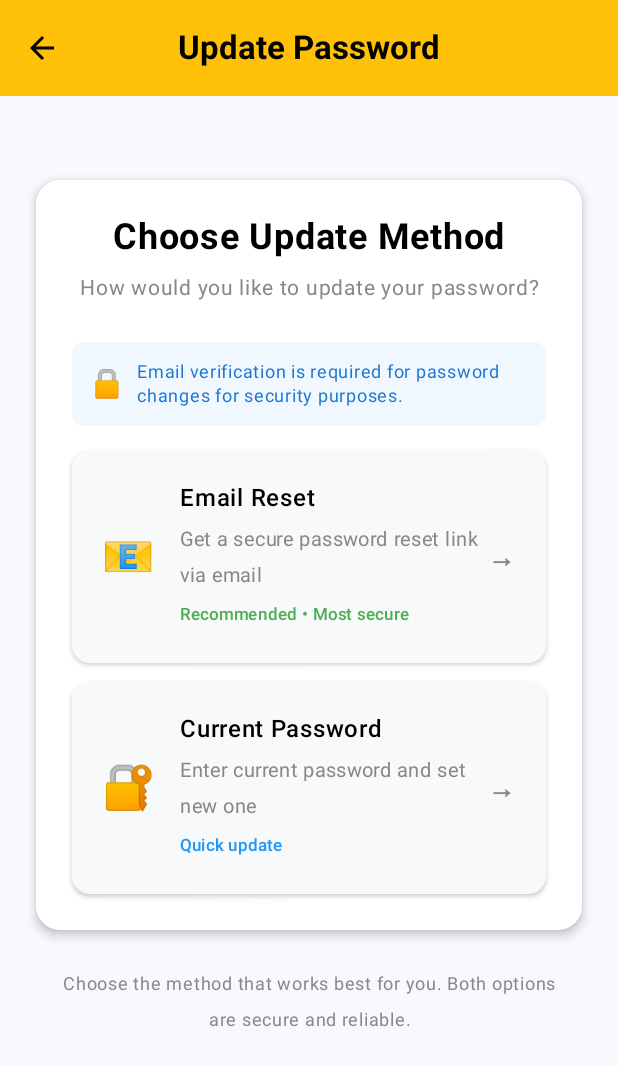
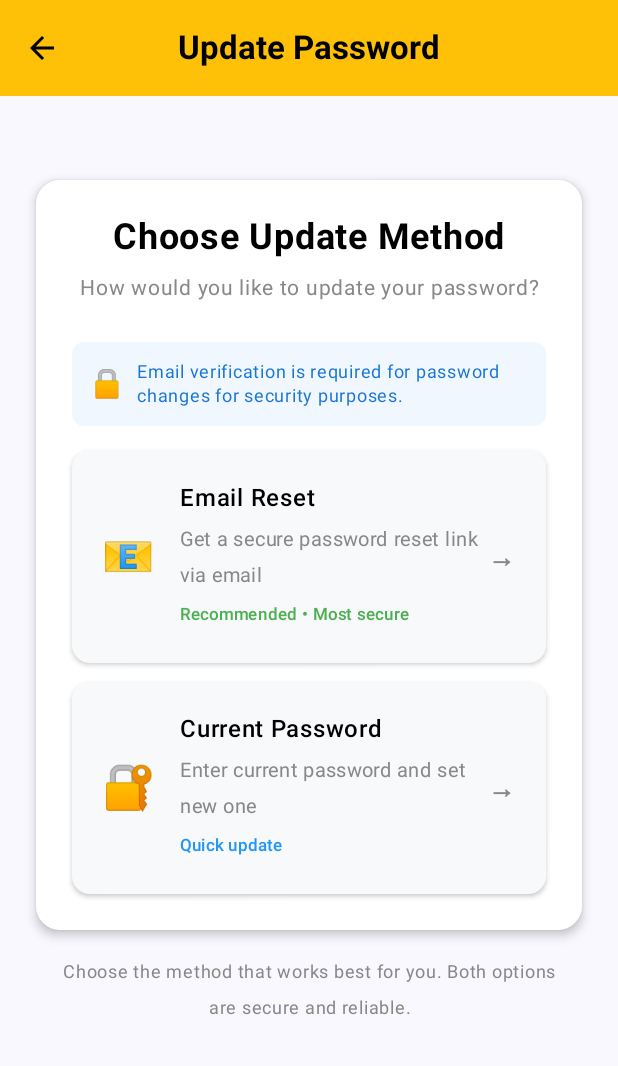
Before and after one commit to ss3-3/MAD_DCS2S1, an Android app built with Jetpack Compose: the PasswordUpdateScreen screen opened through its navigation route, on a phone screen of 412 x 824 dp. Shown: the top 1066 px of the screen. Run offline under Robolectric (Android 15) with nearby library versions, the phone set to English and light mode, and no system bars; our stand-ins replace Firebase (no records; nobody signed in at launch, a user with empty details on screens opened directly), Room's generated code.

Commit message:
passwordupdate

```diff
--- a/app/src/main/java/com/example/taiwanesehouse/user_profile/PasswordUpdateScreen.kt
+++ b/app/src/main/java/com/example/taiwanesehouse/user_profile/PasswordUpdateScreen.kt
@@ -3,6 +3,7 @@ package com.example.taiwanesehouse.user_profile
 import androidx.compose.foundation.Image
 import androidx.compose.foundation.clickable
 import androidx.compose.foundation.layout.*
+import androidx.compose.foundation.lazy.LazyColumn
 import androidx.compose.foundation.shape.RoundedCornerShape
 import androidx.compose.foundation.text.KeyboardOptions
 import androidx.compose.material.icons.Icons
@@ -317,15 +318,20 @@ fun PasswordUpdateScreen(navController: NavController) {
             }
         }
     ) { innerPadding ->
-        Column(
+        LazyColumn(
             modifier = Modifier
                 .fillMaxSize()
                 .padding(innerPadding)
-                .padding(24.dp),
-            horizontalAlignment = Alignment.CenterHorizontally
+                .padding(horizontal = 24.dp),
+            horizontalAlignment = Alignment.CenterHorizontally,
+            contentPadding = PaddingValues(vertical = 24.dp),
+            verticalArrangement = Arrangement.spacedBy(16.dp)
         ) {
-            Spacer(modifier = Modifier.height(32.dp))
+            item {
+                Spacer(modifier = Modifier.height(16.dp))
+            }
 
+            item {
                 // Main card
                 Surface(
                     shape = RoundedCornerShape(16.dp),
@@ -828,10 +834,10 @@ fun PasswordUpdateScreen(navController: NavController) {
                         }
                     }
                 }
+            }
 
             if (currentMethod == PasswordUpdateMethod.Selection) {
-                Spacer(modifier = Modifier.height(24.dp))
-
+                item {
                     Text(
                         text = "Choose the method that works best for you. Both options are secure and reliable.",
                         fontSize = 12.sp,
@@ -843,3 +849,4 @@ fun PasswordUpdateScreen(navController: NavController) {
             }
         }
     }
+}
```
Lines whose indentation alone changed are shown as unchanged.
